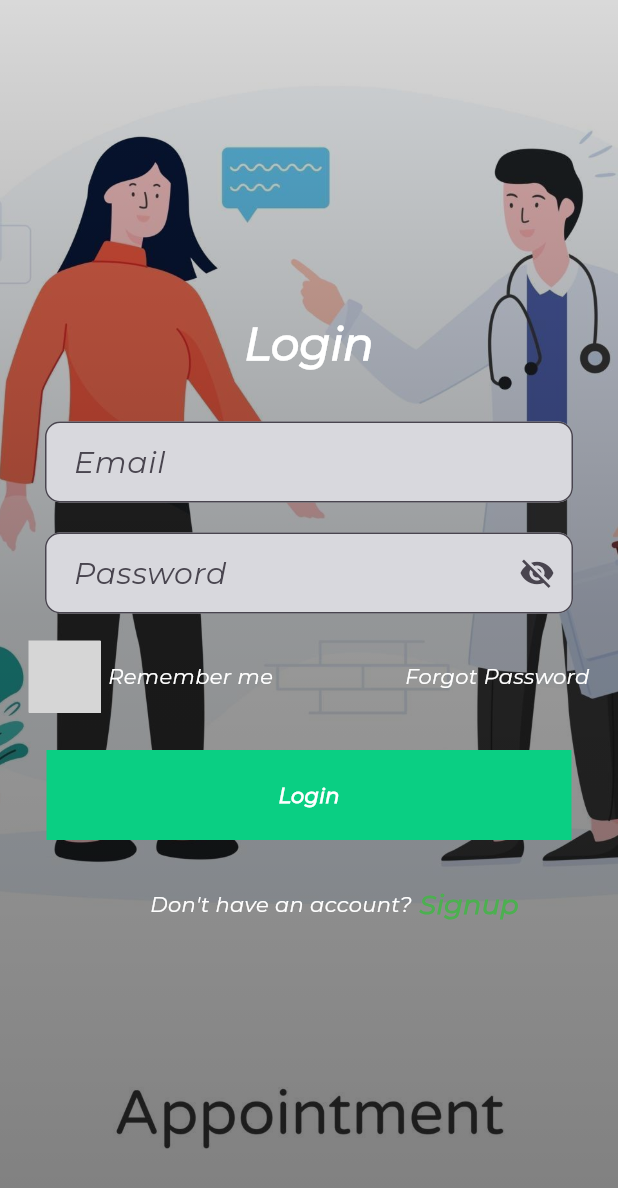
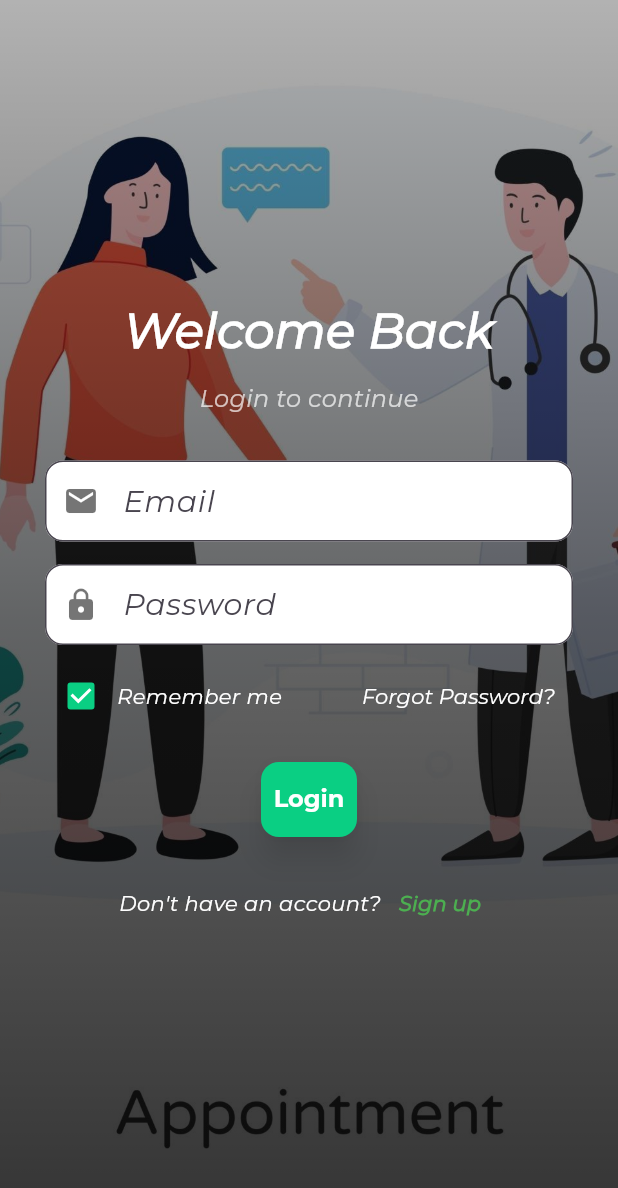
Before and after one commit to sahilsheestha/Appointment-booking-system, a Flutter app: the Login screen opened directly, on a phone screen of 412 x 824 dp. Shown: the top 1188 px of the screen. Run offline on Flutter 3.47's test engine with Material 3 defaults, Android fonts, the phone set to English and light mode, and no system bars; network calls fail; grey boxes are pictures that could not be loaded.

```diff
--- a/lib/app.dart
+++ b/lib/app.dart
@@ -12,7 +12,7 @@ class MyApp extends StatelessWidget {
       initialRoute: "/",
       theme: getApplicationTheme(),
       routes: {
-        "/": (context) => SplashScreen(),
+        "/": (context) => const SplashScreen(),
       },
     );
   }
--- a/lib/view/loginsignup.dart
+++ b/lib/view/loginsignup.dart
@@ -1,7 +1,6 @@
-import 'package:animated_switch/animated_switch.dart';
+import 'package:flutter/material.dart';
 import 'package:appointmennt_booking_system/view/dashboard.dart';
 import 'package:appointmennt_booking_system/view/register.dart';
-import 'package:flutter/material.dart';
 
 class Login extends StatelessWidget {
   const Login({super.key});
@@ -28,9 +27,9 @@ class Login extends StatelessWidget {
             decoration: BoxDecoration(
               gradient: LinearGradient(
                 colors: [
-                  Colors.black.withOpacity(0.5),
-                  Colors.black.withOpacity(0.40),
-                  Colors.black.withOpacity(0.15),
+                  Colors.black.withOpacity(0.8),
+                  Colors.black.withOpacity(0.6),
+                  Colors.black.withOpacity(0.3),
                 ],
                 begin: Alignment.bottomCenter,
                 end: Alignment.topCenter,
@@ -38,93 +37,103 @@ class Login extends StatelessWidget {
             ),
           ),
           Center(
+            child: SingleChildScrollView(
+              padding: const EdgeInsets.symmetric(horizontal: 30),
               child: Column(
-              mainAxisSize: MainAxisSize.min, // Center the column vertically
+                mainAxisSize: MainAxisSize.min,
+                crossAxisAlignment: CrossAxisAlignment.center,
                 children: [
                   const Text(
-                  'Login',
+                    'Welcome Back',
                     style: TextStyle(
                       color: Colors.white,
-                    fontSize: 30,
+                      fontSize: 32,
                       fontWeight: FontWeight.bold,
                     ),
                   ),
-                const SizedBox(height: 20), // Add spacing between elements
-                Padding(
-                  padding:
-                      const EdgeInsets.symmetric(horizontal: 30, vertical: 10),
-                  child: TextField(
+                  const SizedBox(height: 10),
+                  const Text(
+                    'Login to continue',
+                    style: TextStyle(
+                      color: Colors.white70,
+                      fontSize: 16,
+                    ),
+                  ),
+                  const SizedBox(height: 30),
+                  TextFormField(
                     controller: emailController,
+                    style: const TextStyle(color: Colors.black),
                     decoration: InputDecoration(
                       filled: true,
-                      fillColor: const Color(0xffD8D8DD),
+                      fillColor: Colors.white,
                       labelText: 'Email',
                       hintText: 'Enter your email',
+                      prefixIcon: const Icon(Icons.email, color: Colors.black54),
                       border: OutlineInputBorder(
-                        borderRadius: BorderRadius.circular(10),
+                        borderRadius: BorderRadius.circular(12),
                       ),
                     ),
                   ),
-                ),
-                Padding(
-                  padding:
-                      const EdgeInsets.symmetric(horizontal: 30, vertical: 10),
-                  child: TextField(
+                  const SizedBox(height: 15),
+                  TextFormField(
                     controller: passwordController,
-                    obscureText: true, // For password input
+                    obscureText: true,
+                    style: const TextStyle(color: Colors.black),
                     decoration: InputDecoration(
                       filled: true,
-                      fillColor: const Color(0xffD8D8DD),
-                      suffixIcon: const Icon(Icons.visibility_off),
+                      fillColor: Colors.white,
                       labelText: 'Password',
                       hintText: 'Enter your password',
+                      prefixIcon: const Icon(Icons.lock, color: Colors.black54),
                       border: OutlineInputBorder(
-                        borderRadius: BorderRadius.circular(10),
+                        borderRadius: BorderRadius.circular(12),
                       ),
                     ),
                   ),
+                  const SizedBox(height: 10),
+                  Row(
+                    mainAxisAlignment: MainAxisAlignment.spaceBetween,
+                    children: [
+                      Row(
+                        children: [
+                          Checkbox(
+                            value: true,
+                            onChanged: (value) {},
+                            activeColor: const Color(0xff0ACF83),
                           ),
-                const Padding(
-                  padding: EdgeInsets.only(left: 19, top: 8, right: 19),
-                  child: Row(
-                    children: [
-                      AnimatedSwitch(
-                        colorOff: Color(0xffA09F99),
-                      ),
-                      SizedBox(
-                        width: 5,
-                      ),
-                      Text(
+                          const Text(
                             'Remember me',
-                        style: TextStyle(color: Colors.white),
-                      ),
-                      Spacer(),
-                      Text(
-                        'Forgot Password',
                             style: TextStyle(color: Colors.white),
                           ),
                         ],
                       ),
+                      TextButton(
+                        onPressed: () {},
+                        child: const Text(
+                          'Forgot Password?',
+                          style: TextStyle(color: Colors.white),
                         ),
-                const SizedBox(
-                  height: 25,
                       ),
-                GestureDetector(
-                  onTap: () {
+                    ],
+                  ),
+                  const SizedBox(height: 20),
+                  ElevatedButton(
+                    onPressed: () {
                       if (emailController.text.isEmpty ||
                           passwordController.text.isEmpty) {
                         showDialog(
                           context: context,
                           builder: (context) => AlertDialog(
                             title: const Text('Login Failed'),
-                                content:
-                                    const Text('Please fill in all fields.'),
+                            content: const Text('Please fill in all fields.'),
                             actions: [
                               TextButton(
                                 onPressed: () => Navigator.pop(context),
-                                      child: const Text('OK'))
+                                child: const Text('OK'),
+                              ),
                             ],
-                              ));
+                          ),
+                        );
                       } else {
                         // Validate credentials
                         if (emailController.text == correctEmail &&
@@ -132,7 +141,7 @@ class Login extends StatelessWidget {
                           Navigator.pushReplacement(
                             context,
                             MaterialPageRoute(
-                            builder: (context) =>  DashboardScreen(),
+                              builder: (context) => DashboardScreen(),
                             ),
                           );
                         } else {
@@ -153,33 +162,34 @@ class Login extends StatelessWidget {
                         }
                       }
                     },
-                  child: Container(
-                    height: 60,
-                    width: 350,
-                    decoration: const BoxDecoration(color: Color(0xff0ACF83)),
-                    child: const Center(
-                      child: Text(
+                    style: ElevatedButton.styleFrom(
+                      backgroundColor: const Color(0xff0ACF83),
+                      padding: const EdgeInsets.symmetric(vertical: 15),
+                      shape: RoundedRectangleBorder(
+                        borderRadius: BorderRadius.circular(12),
+                      ),
+                      shadowColor: Colors.black54,
+                      elevation: 8,
+                    ),
+                    child: const Text(
                       'Login',
                       style: TextStyle(
-                            color: Colors.white, fontWeight: FontWeight.bold),
+                        color: Colors.white,
+                        fontWeight: FontWeight.bold,
+                        fontSize: 16,
                       ),
                     ),
                   ),
-                ),
-                Padding(
-                  padding: const EdgeInsets.only(
-                    left: 100,
-                    top: 30,
-                  ),
-                  child: Row(
+                  const SizedBox(height: 20),
+                  Row(
+                    mainAxisAlignment: MainAxisAlignment.center,
                     children: [
                       const Text(
                         "Don't have an account?",
                         style: TextStyle(color: Colors.white),
                       ),
-                      GestureDetector(
-                        onTap: () {
-                          // Navigate to Register screen
+                      TextButton(
+                        onPressed: () {
                           Navigator.push(
                             context,
                             MaterialPageRoute(
@@ -188,18 +198,17 @@ class Login extends StatelessWidget {
                           );
                         },
                         child: const Text(
-                          " Signup", // Add a space before "Signup" for proper spacing
+                          'Sign up',
                           style: TextStyle(
                             color: Colors.green,
                             fontWeight: FontWeight.bold,
-                            fontSize: 18,
                           ),
                         ),
                       ),
                     ],
                   ),
+                ],
               ),
-              ],
             ),
           ),
         ],
--- a/pubspec.yaml
+++ b/pubspec.yaml
@@ -62,6 +62,8 @@ flutter:
   # To add assets to your application, add an assets section, like this:
   assets:
     - assets/images/
+    - assets/logo/
+
 
 
   # An image asset can refer to one or more resolution-specific "variants", see
```
Also changed, not shown: lib/view/dashboard.dart (+91 -19 lines), lib/view/onboardingscreen.dart (+32 -6 lines), lib/view/splashscreeen.dart (+14 -3 lines), assets/logo/xyz.jpg (added). Lines whose indentation alone changed are shown as unchanged.
